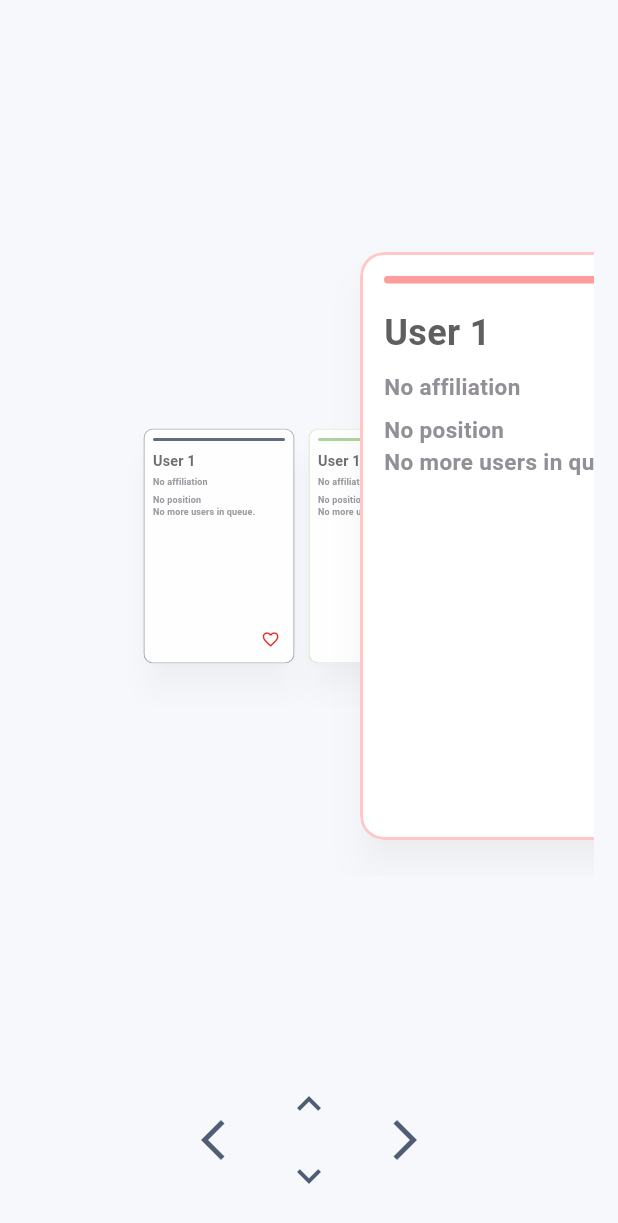
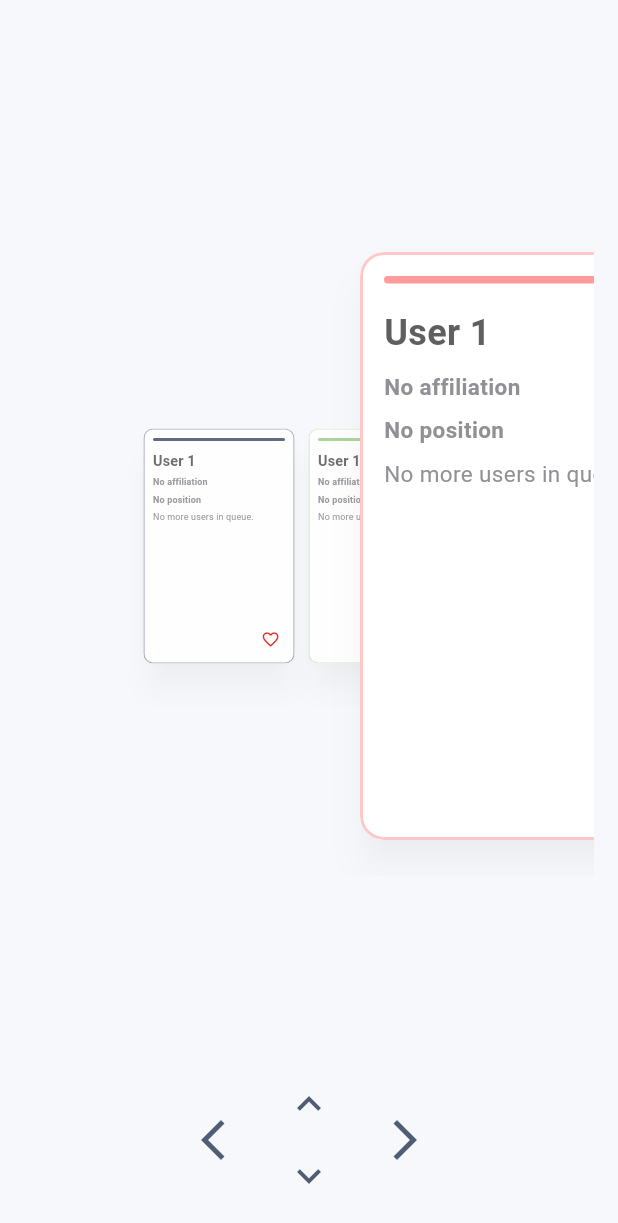
Before and after one commit to CatalystTue/Web-App, a Flutter app: the StackedCardsScreen screen opened by its route, on a phone screen of 412 x 824 dp. Shown: the top 1223 px of the screen. Run offline on Flutter 3.47's test engine with Material 3 defaults, Android fonts, the phone set to English and light mode, and no system bars; drawn by our look-alikes of overlay_support; our stand-ins replace appinio_swiper, gap, get, get_storage; missing offline and left inert: dart:html, dart:ui_web; accounts and stored records are empty.

Commit message:
make position and stage bold and make description scrollable

```diff
--- a/lib/Features/stacked_cards/presentation/stacked_cards_screen.dart
+++ b/lib/Features/stacked_cards/presentation/stacked_cards_screen.dart
@@ -551,7 +551,7 @@ class StackedCardsScreenState extends State<StackedCardsScreen> {
                         overflow: TextOverflow.ellipsis,
                         style: TextStyle(
                           fontSize: 15,
-                          fontWeight: FontWeight.w600,
+                          fontWeight: FontWeight.bold,
                           color: AppConfig().colors.txtBodyColor,
                         ),
                       ),
@@ -564,20 +564,24 @@ class StackedCardsScreenState extends State<StackedCardsScreen> {
                         overflow: TextOverflow.ellipsis,
                         style: TextStyle(
                           fontSize: 15,
-                          fontWeight: FontWeight.w600,
+                          fontWeight: FontWeight.bold,
                           color: AppConfig().colors.txtBodyColor,
                         ),
                       ),
-                      Text(
+                      Gap(AppConfig().dimens.small),
+                      Expanded(
+                        child: Scrollbar(
+                          child: SingleChildScrollView(
+                            child: Text(
                               card.description.isNotEmpty
                                   ? card.description
                                   : 'No description',
-                        maxLines: 8,
-                        overflow: TextOverflow.ellipsis,
                               style: TextStyle(
                                 fontSize: 15,
-                          fontWeight: FontWeight.w600,
                                 color: AppConfig().colors.txtBodyColor,
+                              ),
+                            ),
+                          ),
                         ),
                       ),
                     ],
```
Lines whose indentation alone changed are shown as unchanged.
